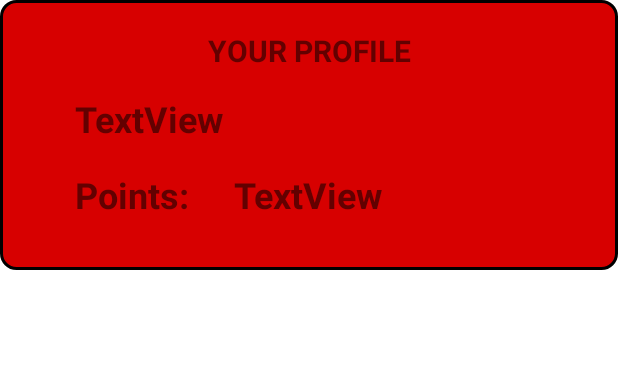
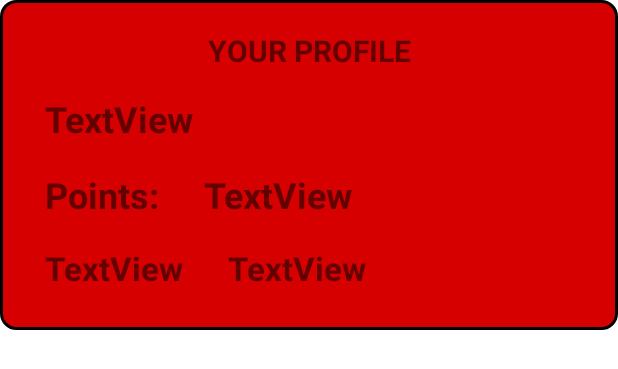
Before and after one commit to PranjkovicHrvoje/FormulaOneFantasy, an Android app: the layout player_profile.xml on its own in the app's theme, with its tools: preview values and no code run, on a phone screen of 412 x 824 dp. Shown: the top 369 px of the screen. Run offline under Robolectric (Android 15) with nearby library versions, the phone set to English and light mode, and no system bars.

Commit message:
Changed design

```diff
--- a/app/src/main/res/layout/player_profile.xml
+++ b/app/src/main/res/layout/player_profile.xml
@@ -8,7 +8,7 @@
     <TextView
         android:id="@+id/profileBackground"
         android:layout_width="0dp"
-        android:layout_height="180dp"
+        android:layout_height="220dp"
         android:background="@drawable/background_rounded_edges"
         app:layout_constraintEnd_toEndOf="parent"
         app:layout_constraintStart_toStartOf="parent"
@@ -30,7 +30,7 @@
         android:id="@+id/player_profile_nickname"
         android:layout_width="wrap_content"
         android:layout_height="35dp"
-        android:layout_marginStart="50dp"
+        android:layout_marginStart="30dp"
         android:layout_marginTop="15dp"
         android:text="TextView"
         android:textSize="24sp"
@@ -42,7 +42,7 @@
         android:id="@+id/playerProfilePointsStatic"
         android:layout_width="wrap_content"
         android:layout_height="35dp"
-        android:layout_marginStart="50dp"
+        android:layout_marginStart="30dp"
         android:layout_marginTop="15dp"
         android:text="@string/points"
         android:textSize="24sp"
@@ -61,4 +61,28 @@
         android:textStyle="bold"
         app:layout_constraintStart_toEndOf="@+id/playerProfilePointsStatic"
         app:layout_constraintTop_toBottomOf="@+id/player_profile_nickname" />
+
+    <TextView
+        android:id="@+id/favoriteDriverStatic"
+        android:layout_width="wrap_content"
+        android:layout_height="35dp"
+        android:layout_marginStart="30dp"
+        android:layout_marginTop="15dp"
+        android:text="TextView"
+        android:textSize="22sp"
+        android:textStyle="bold"
+        app:layout_constraintStart_toStartOf="parent"
+        app:layout_constraintTop_toBottomOf="@+id/playerProfilePointsStatic" />
+
+    <TextView
+        android:id="@+id/player_profile_favorite_driver"
+        android:layout_width="wrap_content"
+        android:layout_height="35dp"
+        android:layout_marginStart="30dp"
+        android:layout_marginTop="15dp"
+        android:text="TextView"
+        android:textSize="22sp"
+        android:textStyle="bold"
+        app:layout_constraintStart_toEndOf="@+id/favoriteDriverStatic"
+        app:layout_constraintTop_toBottomOf="@+id/player_profile_points" />
 </androidx.constraintlayout.widget.ConstraintLayout>
```
